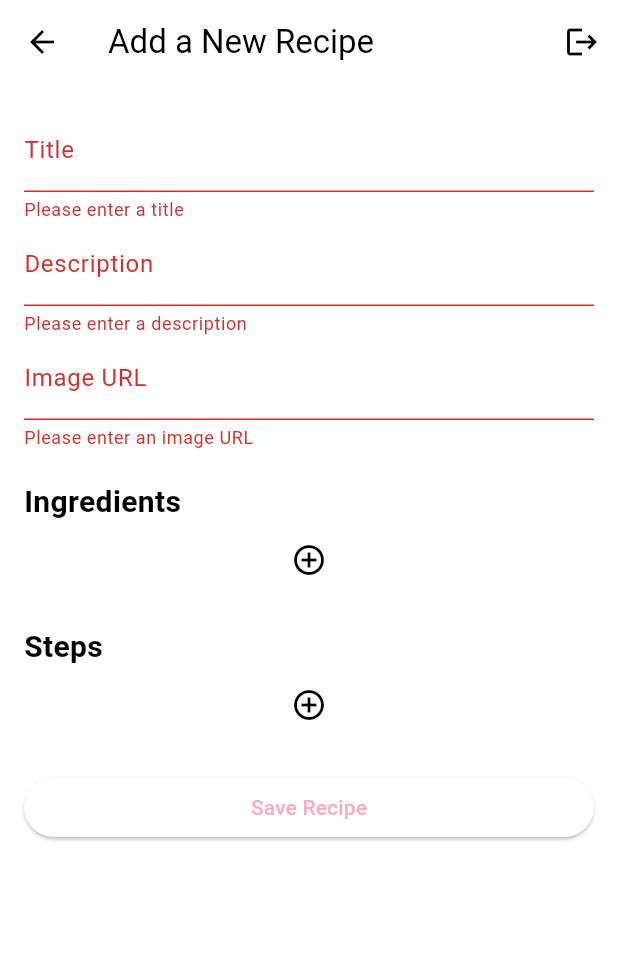
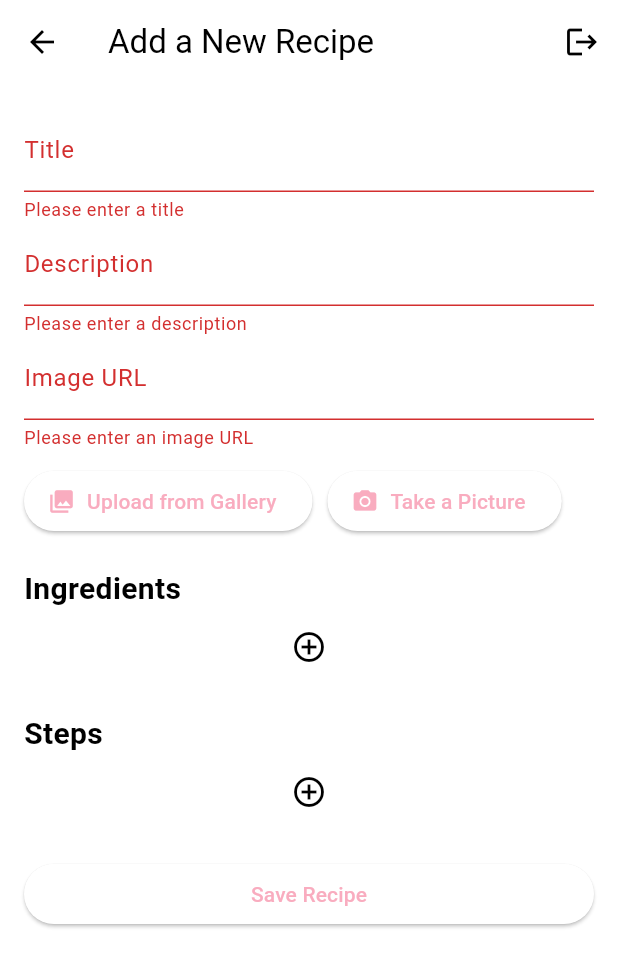
Before and after one commit to elmahygurl/Recipes_App, a Flutter app: the AddRecipeScreen screen opened directly, after a tap on "Save Recipe", on a phone screen of 412 x 824 dp. Shown: the top 967 px of the screen. Run offline on Flutter 3.47's test engine with Material 3 defaults, Android fonts, the phone set to English and light mode, and no system bars; our stand-ins replace firebase_auth, firebase_core, firebase_database, image_picker, photo_view; missing offline and left inert: encrypt; accounts and stored records are empty.

Commit message:
upload image or camera

```diff
--- /dev/null
+++ b/lib/Image/image_input_field.dart
@@ -0,0 +1,83 @@
+
+import 'package:flutter/material.dart';
+import 'package:image_picker/image_picker.dart';
+import 'dart:io';
+
+class ImageInputField extends StatefulWidget {
+  final TextEditingController controller;
+
+  ImageInputField({required this.controller});
+
+  @override
+  _ImageInputFieldState createState() => _ImageInputFieldState();
+}
+
+class _ImageInputFieldState extends State<ImageInputField> {
+  final ImagePicker _picker = ImagePicker();
+  File? _imageFile;
+
+  Future<void> _pickImageFromGallery() async {
+    final pickedFile = await _picker.pickImage(source: ImageSource.gallery);
+    if (pickedFile != null) {
+      setState(() {
+        _imageFile = File(pickedFile.path);
+        widget.controller.text = pickedFile.path;
+      });
+    }
+  }
+
+  Future<void> _takePicture() async {
+    final pickedFile = await _picker.pickImage(source: ImageSource.camera);
+    if (pickedFile != null) {
+      setState(() {
+        _imageFile = File(pickedFile.path);
+        widget.controller.text = pickedFile.path;
+      });
+    }
+  }
+
+  @override
+  Widget build(BuildContext context) {
+    return Column(
+      crossAxisAlignment: CrossAxisAlignment.start,
+      children: [
+        TextFormField(
+          controller: widget.controller,
+          decoration: InputDecoration(labelText: 'Image URL'),
+          validator: (value) {
+            if (value == null || value.isEmpty) {
+              return 'Please enter an image URL';
+            }
+            return null;
+          },
+        ),
+        SizedBox(height: 10),
+        Row(
+          children: [
+            ElevatedButton.icon(
+              icon: Icon(Icons.photo_library),
+              label: Text('Upload from Gallery'),
+              onPressed: _pickImageFromGallery,
+            ),
+            SizedBox(width: 10),
+            ElevatedButton.icon(
+              icon: Icon(Icons.camera_alt),
+              label: Text('Take a Picture'),
+              onPressed: _takePicture,
+            ),
+          ],
+        ),
+        if (_imageFile != null)
+          Padding(
+            padding: const EdgeInsets.only(top: 10.0),
+            child: Image.file(
+              _imageFile!,
+              height: 150,
+              width: double.infinity,
+              fit: BoxFit.cover,
+            ),
+          ),
+      ],
+    );
+  }
+}
--- a/lib/screens/add_recipe_screen.dart
+++ b/lib/screens/add_recipe_screen.dart
@@ -1,9 +1,9 @@
-
 import 'package:firebase_auth/firebase_auth.dart';
 import 'package:firebase_database/firebase_database.dart';
 import 'package:flutter/material.dart';
 import 'package:recipes_app/Auth/authenticationService.dart';
 import 'package:recipes_app/models/recipe.dart';
+import 'package:recipes_app/Image/image_input_field.dart';
 
 class AddRecipeScreen extends StatefulWidget {
   @override
@@ -53,8 +53,11 @@ void _signOut() async {
   Future<void> _saveRecipe() async {
     final user = FirebaseAuth.instance.currentUser;
     if (user != null && _formKey.currentState!.validate()) {
-    String? author =  user.email;
-    DatabaseReference recipesRef = FirebaseDatabase.instance.ref().child('recipes');
+      _formKey.currentState!.save();
+
+      String? author = user.email;
+      DatabaseReference recipesRef =
+          FirebaseDatabase.instance.ref().child('recipes');
 
       Map<String, dynamic> recipeData = {
         'title': _titleController.text,
@@ -66,11 +69,11 @@ void _signOut() async {
       };
 
       await recipesRef.push().set(recipeData);
-    ScaffoldMessenger.of(context).showSnackBar(SnackBar(backgroundColor: Color.fromRGBO(238, 37, 238, 0.795),
+      ScaffoldMessenger.of(context).showSnackBar(SnackBar(
+          backgroundColor: Color.fromRGBO(238, 37, 238, 0.795),
           content: Text('Thanks for sharing your masterpiece')));
 
       Navigator.pop(context);
-
     }
   }
 
@@ -112,16 +115,7 @@ void _signOut() async {
                   return null;
                 },
               ),
-              TextFormField(
-                controller: _imageUrlController,
-                decoration: InputDecoration(labelText: 'Image URL'),
-                validator: (value) {
-                  if (value == null || value.isEmpty) {
-                    return 'Please enter an image URL';
-                  }
-                  return null;
-                },
-              ),
+              ImageInputField(controller: _imageUrlController),
               SizedBox(height: 20),
               Text(
                 'Ingredients',
--- a/pubspec.yaml
+++ b/pubspec.yaml
@@ -19,6 +19,7 @@ dependencies:
   provider: ^6.0.0
   encrypt: ^5.0.3
   http: ^1.2.2
+  image_picker: ^1.1.2
 
 
 dev_dependencies:
```
Also changed, not shown: pubspec.lock, 5 other files. Lines whose indentation alone changed are shown as unchanged.
